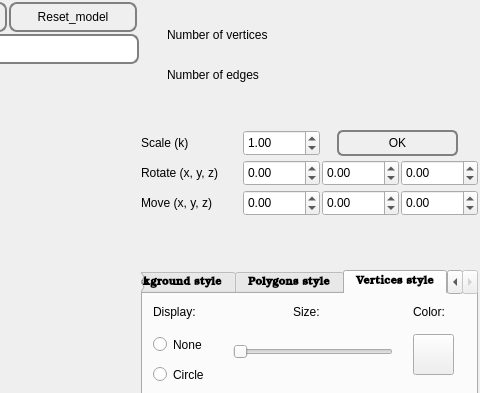
Above: src/mainwindow.ui from AlexeyGordiychenko/scp_3DViewer_v1 before the change; both pictures show x 643 to 1123 and y 0 to 393 of the 1123 by 700 pixel window. Below: the same form after it.
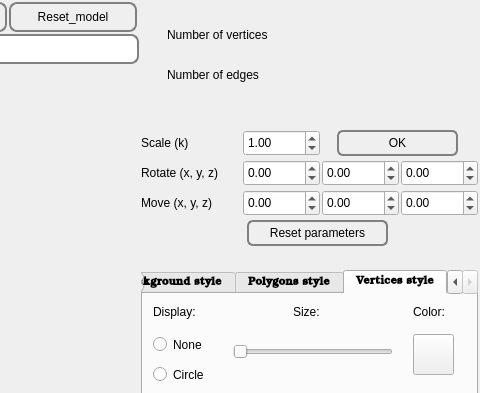
That is the form after the change. Custom widgets are drawn as their Qt base class.

Commit message: add reset_params

```diff
--- a/src/mainwindow.ui
+++ b/src/mainwindow.ui
@@ -698,6 +698,25 @@
      <string>Move (x, y, z)</string>
     </property>
    </widget>
+   <widget class="QPushButton" name="reset_params">
+    <property name="geometry">
+     <rect>
+      <x>890</x>
+      <y>220</y>
+      <width>141</width>
+      <height>26</height>
+     </rect>
+    </property>
+    <property name="styleSheet">
+     <string notr="true">QPushButton {
+   border: 2px solid gray;
+  border-radius: 6px;
+}</string>
+    </property>
+    <property name="text">
+     <string>Reset parameters</string>
+    </property>
+   </widget>
   </widget>
   <widget class="QMenuBar" name="menubar">
    <property name="geometry">
```
Left out of the diff: 3 changed lines with no effect on the pictures. The commit also changes 3 other files.
